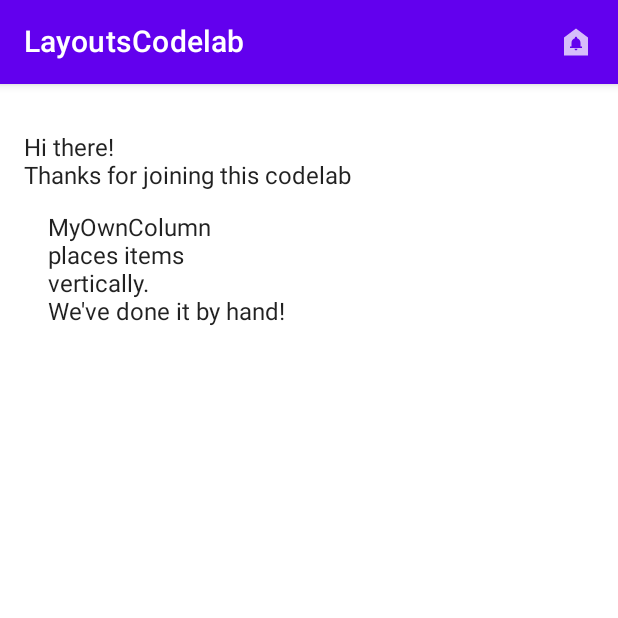
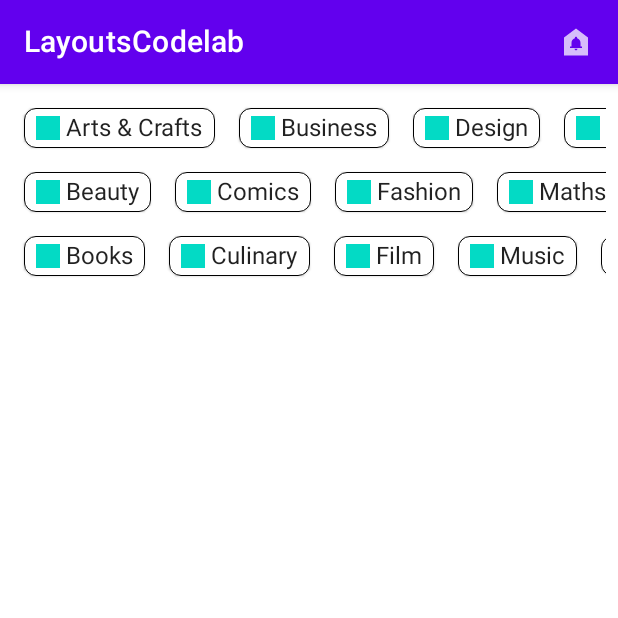
Before and after one commit to shubham3135/AndroidComposeLayout, an Android app built with Jetpack Compose: the screen it shows after launch (MainActivity), on a phone screen of 412 x 824 dp, the top half of it. Run offline under Robolectric (Android 15) with nearby library versions, the phone set to English and light mode, and no system bars; libraries missing offline, so code that uses them is left out: com.google.accompanist.coil, com.google.accompanist.glide.

Commit message:
custom complex layout

```diff
--- a/app/src/main/java/com/shubhamkumarwinner/composelayout/MainActivity.kt
+++ b/app/src/main/java/com/shubhamkumarwinner/composelayout/MainActivity.kt
@@ -20,6 +20,7 @@ import androidx.compose.runtime.rememberCoroutineScope
 import androidx.compose.ui.Alignment
 import androidx.compose.ui.Modifier
 import androidx.compose.ui.draw.clip
+import androidx.compose.ui.graphics.Color
 import androidx.compose.ui.layout.AlignmentLine
 import androidx.compose.ui.layout.FirstBaseline
 import androidx.compose.ui.layout.Layout
@@ -32,6 +33,7 @@ import com.google.accompanist.coil.rememberCoilPainter
 import com.google.accompanist.glide.rememberGlidePainter
 import com.shubhamkumarwinner.composelayout.ui.theme.ComposeLayoutTheme
 import kotlinx.coroutines.launch
+import kotlin.math.max
 
 class MainActivity : ComponentActivity() {
     override fun onCreate(savedInstanceState: Bundle?) {
@@ -51,6 +53,78 @@ class MainActivity : ComponentActivity() {
 //                ImageList()
             }
         }
+    }
+}
+
+//Custom complex layout
+
+@Composable
+fun StaggeredGrid(
+    modifier: Modifier = Modifier,
+    rows: Int = 3,
+    content: @Composable () -> Unit
+){
+    Layout(content = content, modifier = modifier){measurables, constraints ->
+        val rowWidths = IntArray(rows){0}
+        val rowHeights = IntArray(rows){0}
+
+        val placeables = measurables.mapIndexed{index, measurable ->
+            val placeable = measurable.measure(constraints)
+
+            val row = index % rows
+            rowWidths[row] += placeable.width
+            rowHeights[row] = max(rowHeights[row], placeable.height)
+
+            placeable
+        }
+
+        val width = rowWidths.maxOrNull()?.coerceIn(constraints.minWidth.rangeTo(constraints.maxWidth))
+            ?: constraints.minWidth
+
+        val height = rowHeights.sumOf { it }
+            .coerceIn(constraints.minHeight.rangeTo(constraints.maxHeight))
+
+        val rowY = IntArray(rows) { 0 }
+        for (i in 1 until rows) {
+            rowY[i] = rowY[i-1] + rowHeights[i-1]
+        }
+
+        layout(width, height) {
+            // x cord we have placed up to, per row
+            val rowX = IntArray(rows) { 0 }
+
+            placeables.forEachIndexed { index, placeable ->
+                val row = index % rows
+                placeable.placeRelative(
+                    x = rowX[row],
+                    y = rowY[row]
+                )
+                rowX[row] += placeable.width
+            }
+        }
+    }
+}
+
+//Custom complex layout
+@Composable
+fun Chip(modifier: Modifier = Modifier, text: String){
+    Card(
+        modifier = modifier,
+        border = BorderStroke(color = Color.Black, width = Dp.Hairline),
+        shape = RoundedCornerShape(8.dp)
+    ) {
+        Row(
+            modifier = Modifier.padding(horizontal = 8.dp, vertical = 4.dp),
+            verticalAlignment = Alignment.CenterVertically
+        ) {
+            Box(modifier = Modifier
+                .size(16.dp, 16.dp)
+                .background(color = MaterialTheme.colors.secondary))
+            Spacer(modifier = Modifier.width(4.dp))
+            Text(text = text)
+
+        }
+
     }
 }
 
@@ -149,19 +223,19 @@ fun LayoutCodelab(){
 
 @Composable
 fun BodyContent(modifier: Modifier = Modifier){
-    Column(modifier = modifier.padding(8.dp)) {
-        Text(text = "Hi there!", modifier = Modifier.firstBaselineToTop(32.dp))
-        Text(text = "Thanks for joining this codelab")
+    val topics = listOf(
+        "Arts & Crafts", "Beauty", "Books", "Business", "Comics", "Culinary",
+        "Design", "Fashion", "Film", "History", "Maths", "Music", "People", "Philosophy",
+        "Religion", "Social sciences", "Technology", "TV", "Writing"
+    )
 
-        MyOwnColumn(modifier.padding(8.dp)) {
-            Text("MyOwnColumn")
-            Text("places items")
-            Text("vertically.")
-            Text("We've done it by hand!")
+    Row(modifier = modifier.horizontalScroll(rememberScrollState())) {
+        StaggeredGrid{
+            for (topic in topics) {
+                Chip(modifier = Modifier.padding(8.dp), text = topic)
+            }
         }
     }
-
-
 }
 
 @Composable
@@ -253,6 +327,6 @@ fun PhotographerCardPreview() {
 @Composable
 fun DefaultPreview() {
     ComposeLayoutTheme {
-        BodyContent()
+        Chip(text = "Hi Shubham")
     }
 }
```
